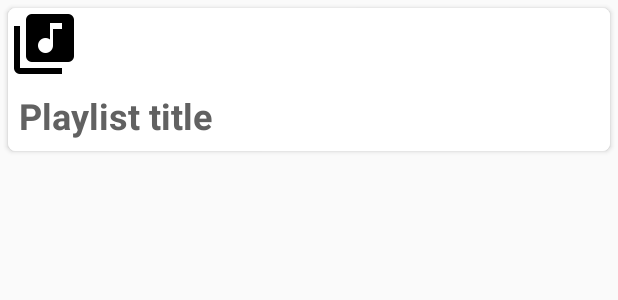
After one commit to larseknu/MafunzoMuziki, an Android app: the layout playlist_list_item.xml on its own in the app's theme, with its tools: preview values and no code run, on a phone screen of 412 x 824 dp. The commit adds this screen. Shown: the top 300 px of the screen. Run offline under Robolectric (Android 15) with nearby library versions, the phone set to English and light mode, and no system bars.

Commit message:
Created retreival and selection of playlists
Fetched the playlists from the SpotifyWebApi and display them in a RecyclerView

```diff
--- /dev/null
+++ b/app/src/main/res/layout/playlist_list_item.xml
@@ -0,0 +1,41 @@
+<?xml version="1.0" encoding="utf-8"?>
+<android.support.v7.widget.CardView
+    xmlns:android="http://schemas.android.com/apk/res/android"
+    xmlns:card_view="http://schemas.android.com/apk/res-auto"
+    android:layout_width="match_parent"
+    android:layout_height="wrap_content"
+    android:layout_marginLeft="5dp"
+    android:layout_marginRight="5dp"
+    android:layout_marginTop="5dp"
+    card_view:cardCornerRadius="5dp">
+
+    <LinearLayout
+        android:layout_width="match_parent"
+        android:layout_height="wrap_content"
+        android:background="@android:color/white"
+        android:orientation="vertical">
+
+        <ImageView
+            xmlns:android="http://schemas.android.com/apk/res/android"
+            android:id="@+id/playlist_cover_art"
+            android:layout_width="wrap_content"
+            android:layout_height="wrap_content"
+            android:scaleType="fitCenter"
+            android:adjustViewBounds="true"
+            android:contentDescription="@string/playlist_cover"
+            android:src="@drawable/ic_library_music"/>
+
+        <TextView
+            android:id="@+id/playlist_title"
+            android:layout_width="wrap_content"
+            android:layout_height="wrap_content"
+            android:layout_margin="7dp"
+            android:layout_gravity="center_vertical"
+            android:text="@string/playlist_title"
+            android:textColor="#616161"
+            android:textSize="24sp"
+            android:textStyle="bold"/>
+
+    </LinearLayout>
+
+</android.support.v7.widget.CardView>
--- a/app/src/main/res/values/strings.xml
+++ b/app/src/main/res/values/strings.xml
@@ -5,4 +5,6 @@
     <string name="time">Time</string>
     <string name="song">Song</string>
     <string name="status">Status</string>
+    <string name="playlist_cover">Playlist cover</string>
+    <string name="playlist_title">Playlist title</string>
 </resources>
```
Also changed, not shown: app/build.gradle (+10 -3 lines), app/src/main/AndroidManifest.xml (+6 -4 lines), app/src/main/java/no/hiof/larseknu/mafonzomuziki/MainActivity.java (added, +223 -0 lines), app/src/main/java/no/hiof/larseknu/mafonzomuziki/PlayActivity.java (+28 -10 lines), app/src/main/java/no/hiof/larseknu/mafonzomuziki/adapter/PlaylistRecyclerAdapter.java (added, +80 -0 lines), app/src/main/res/layout/activity_main.xml (+11 -87 lines), app/src/main/res/layout/activity_play.xml (added, +97 -0 lines), app/src/main/res/drawable-hdpi/ic_library_music.png (added), app/src/main/res/drawable-mdpi/ic_library_music.png (added), app/src/main/res/drawable-xhdpi/ic_library_music.png (added), app/src/main/res/drawable-xxhdpi/ic_library_music.png (added), app/src/main/res/drawable-xxxhdpi/ic_library_music.png (added), 1 other file.
